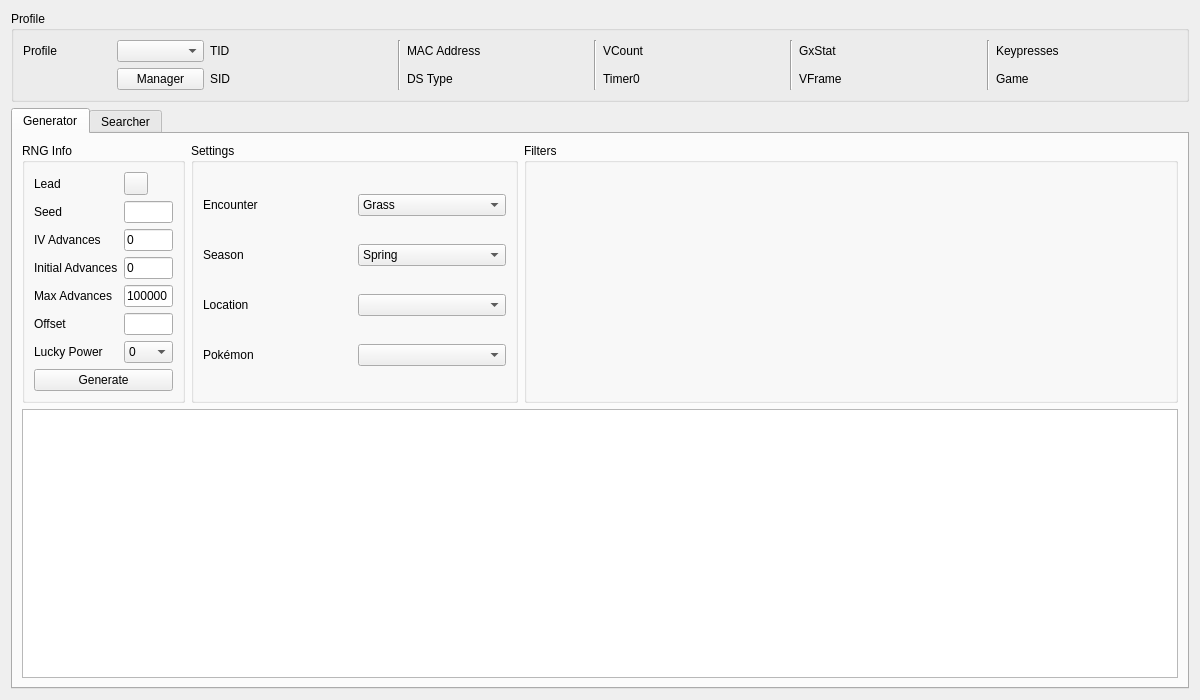
Old version of the form Form/Gen5/Wild5.ui in the repository Admiral-Fish/PokeFinder.
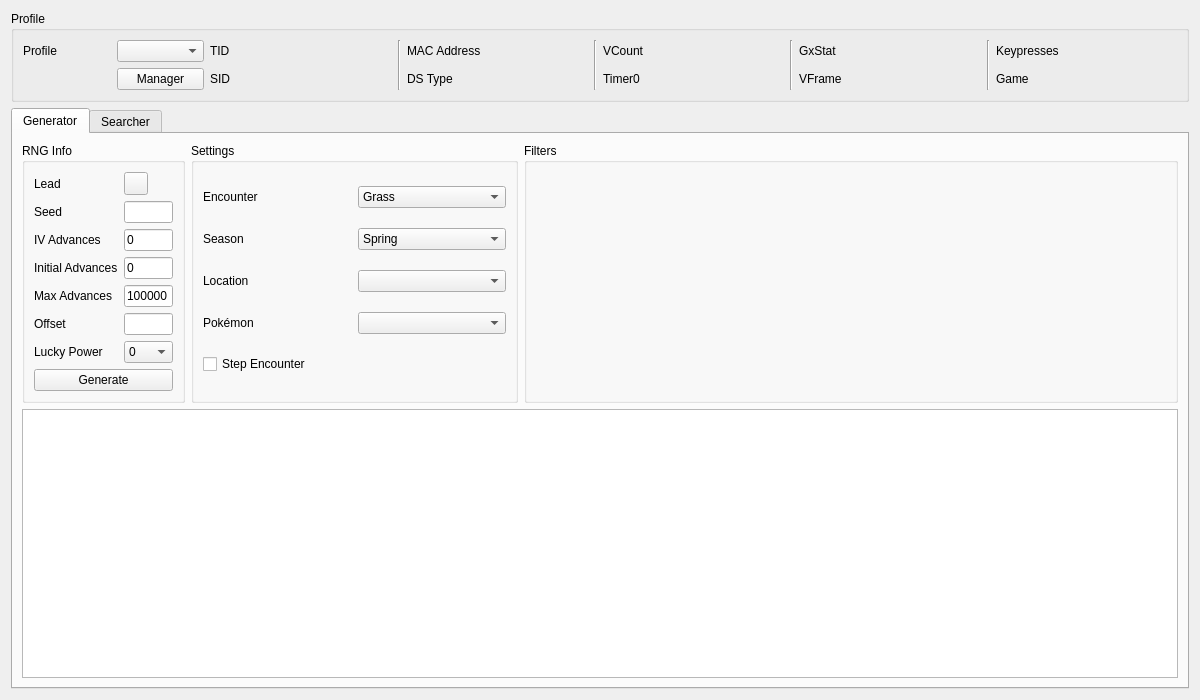
New version of the form. Custom widgets are drawn as their Qt base class.

Commit message: basic step encounter implementation for gen 5

What changed in the file:
```diff
--- a/Form/Gen5/Wild5.ui
+++ b/Form/Gen5/Wild5.ui
@@ -409,6 +409,13 @@
           <item row="3" column="1">
            <widget class="ComboBox" name="comboBoxGeneratorPokemon"/>
           </item>
+          <item row="4" column="0" colspan="2">
+           <widget class="QCheckBox" name="checkBoxGeneratorMovingTrigger">
+            <property name="text">
+             <string>Step Encounter</string>
+            </property>
+           </widget>
+          </item>
          </layout>
         </widget>
        </item>
```
The commit also changes 14 other files.
